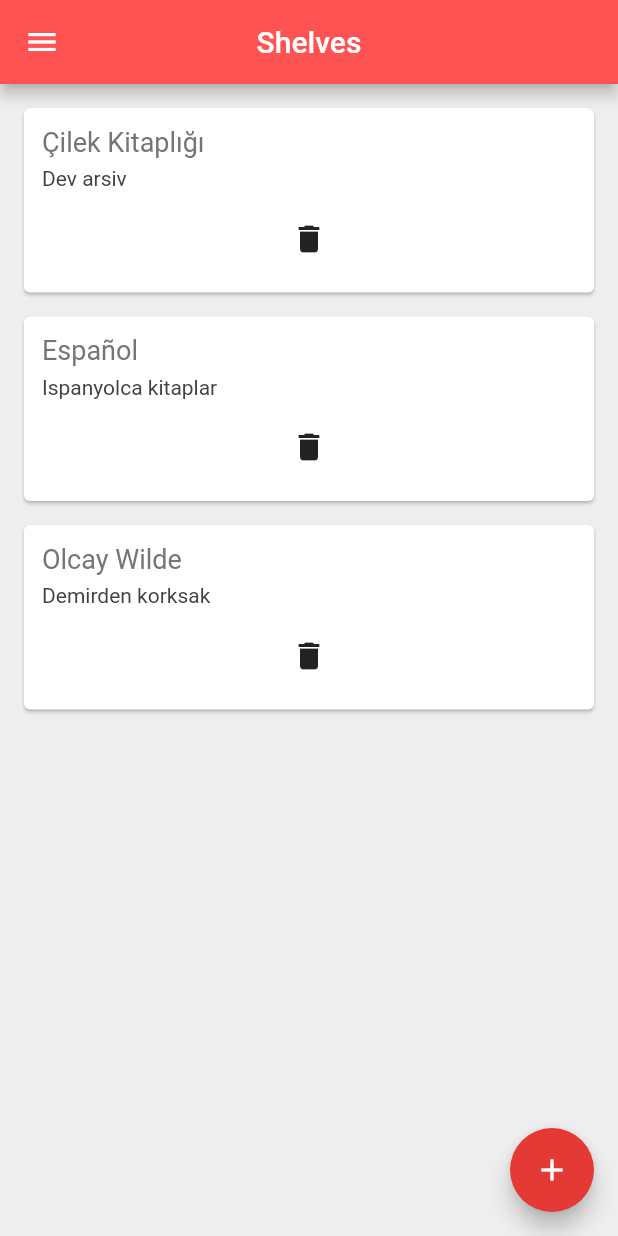
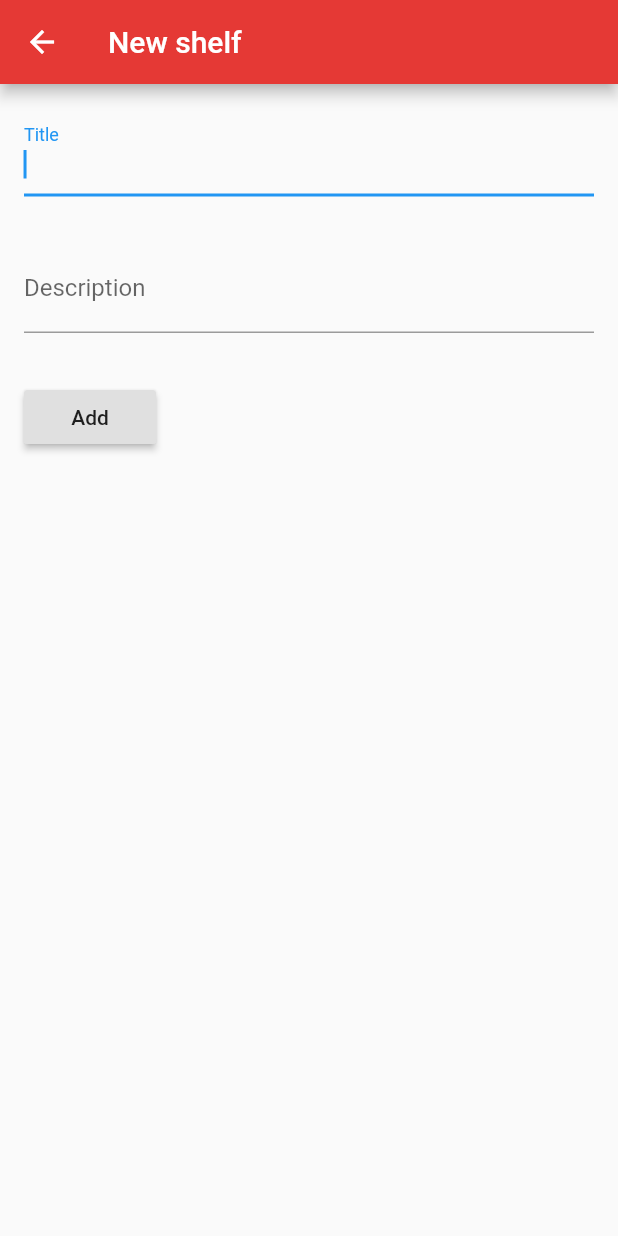
Before and after one commit to olcay/flutter_library, a Flutter app: the screen it shows after launch, after a tap on the "delete" icon, after a tap on the "add" icon, on a phone screen of 412 x 824 dp. Run offline on Flutter 3.47's test engine with Material 2 defaults, Android fonts, the phone set to English and light mode, and no system bars.

Commit message:
Add shelf

```diff
--- a/lib/book.dart
+++ b/lib/book.dart
@@ -1,7 +1,6 @@
 class Book {
+  String title;
+  String author;
 
-  String title;
-  String publisher;
-
-  Book({ this.title, this.publisher });
+  Book({this.title, this.author});
 }
--- a/lib/book_card.dart
+++ b/lib/book_card.dart
@@ -2,10 +2,10 @@ import 'package:flutter/material.dart';
 import 'book.dart';
 
 class BookCard extends StatelessWidget {
-
   final Book book;
   final Function delete;
-  BookCard({ this.book, this.delete });
+
+  BookCard({this.book, this.delete});
 
   @override
   Widget build(BuildContext context) {
@@ -25,7 +25,7 @@ class BookCard extends StatelessWidget {
               ),
               SizedBox(height: 6.0),
               Text(
-                book.publisher,
+                book.author,
                 style: TextStyle(
                   fontSize: 14.0,
                   color: Colors.grey[800],
@@ -39,7 +39,6 @@ class BookCard extends StatelessWidget {
               )
             ],
           ),
-        )
-    );
+        ));
   }
 }
--- a/lib/shelf_route.dart
+++ b/lib/book_list.dart
@@ -6,7 +6,7 @@ import 'book_card.dart';
 class BookList extends StatefulWidget {
   final Shelf shelf;
 
-  BookList({ this.shelf });
+  BookList({this.shelf});
 
   @override
   _BookListState createState() => _BookListState(shelf: shelf);
@@ -15,23 +15,26 @@ class BookList extends StatefulWidget {
 class _BookListState extends State<BookList> {
   final Shelf shelf;
 
-  _BookListState({ this.shelf });
+  _BookListState({this.shelf});
 
   @override
   Widget build(BuildContext context) {
     return Scaffold(
       appBar: AppBar(
         title: Text(shelf.title),
+        backgroundColor: Colors.red[600],
       ),
       body: ListView(
-        children: shelf.books.map((book) => BookCard(
+        children: shelf.books
+            .map((book) => BookCard(
                   book: book,
                   delete: () {
                     setState(() {
                       shelf.books.remove(book);
                     });
                   },
-        )).toList(),
+                ))
+            .toList(),
       ),
     );
   }
--- a/lib/main.dart
+++ b/lib/main.dart
@@ -1,12 +1,11 @@
 import 'package:flutter/material.dart';
-import 'package:kutuphane/shelf_route.dart';
+import 'package:kutuphane/book_list.dart';
+import 'package:kutuphane/shelf_add.dart';
 import 'book.dart';
 import 'shelf.dart';
 import 'shelf_card.dart';
 
-void main() => runApp(MaterialApp(
-    home: ShelfList()
-));
+void main() => runApp(MaterialApp(home: ShelfList()));
 
 class ShelfList extends StatefulWidget {
   @override
@@ -14,13 +13,15 @@ class ShelfList extends StatefulWidget {
 }
 
 class _ShelfListState extends State<ShelfList> {
-
   List<Shelf> shelves = [
-    Shelf(title: 'Discworld Series', description: 'Terry Pratchett`e saygiyla', books: [
-      Book(title:"The Colour Of Magic", publisher:"Terry Pratchett"),
-      Book(title:"Mort", publisher:"Terry Prachet"),
-      Book(title:"Equal Rites", publisher:"Terry Prachet"),
-      Book(title:"The Light Fantastic", publisher:"Terry Prachet"),
+    Shelf(
+        title: 'Discworld Series',
+        description: 'Terry Pratchett`e saygiyla',
+        books: [
+          Book(title: "The Colour Of Magic", author: "Terry Pratchett"),
+          Book(title: "Mort", author: "Terry Prachet"),
+          Book(title: "Equal Rites", author: "Terry Prachet"),
+          Book(title: "The Light Fantastic", author: "Terry Prachet"),
         ]),
     Shelf(title: 'Çilek Kitaplığı', description: 'Dev arsiv', books: []),
     Shelf(title: 'Español', description: 'Ispanyolca kitaplar', books: [])
@@ -33,11 +34,12 @@ class _ShelfListState extends State<ShelfList> {
       appBar: AppBar(
         title: Text('Shelves'),
         centerTitle: true,
-        backgroundColor: Colors.redAccent,
+        backgroundColor: Colors.orange[600],
       ),
       body: Builder(
           builder: (context) => ListView(
-          children: shelves.map((shelf) => ShelfCard(
+                children: shelves
+                    .map((shelf) => ShelfCard(
                         shelf: shelf,
                         delete: () {
                           setState(() {
@@ -53,31 +55,29 @@ class _ShelfListState extends State<ShelfList> {
                                   setState(() {
                                     shelves.add(shelf);
                                   });
-                    }
-                  ),
+                                }),
                           );
 
                           // Find the Scaffold in the widget tree and use
                           // it to show a SnackBar.
                           Scaffold.of(context).showSnackBar(snackBar);
                         },
-              detail: (){
+                        detail: () {
                           Navigator.push(
                             context,
-                  MaterialPageRoute(builder: (context) => BookList(shelf: shelf)),
+                            MaterialPageRoute(
+                                builder: (context) => BookList(shelf: shelf)),
                           );
-              }
-          )).toList(),
-        )
-      ),
+                        }))
+                    .toList(),
+              )),
       floatingActionButton: FloatingActionButton(
-        backgroundColor: Colors.red[600],
+        backgroundColor: Colors.orange[600],
         onPressed: () {
-          setState(() {
-            shelves.add(
-                Shelf(title: 'Olcay Wilde', description: 'Demirden korksak', books: [])
+          Navigator.push(
+            context,
+            MaterialPageRoute(builder: (context) => ShelfAdd(shelves: shelves)),
           );
-          });
         },
         child: Icon(Icons.add),
       ),
@@ -92,7 +92,7 @@ class _ShelfListState extends State<ShelfList> {
             DrawerHeader(
               child: Text('Drawer Header'),
               decoration: BoxDecoration(
-                color: Colors.blue,
+                color: Colors.orange[600],
               ),
             ),
             ListTile(
--- a/lib/shelf.dart
+++ b/lib/shelf.dart
@@ -1,11 +1,9 @@
 import 'book.dart';
 
 class Shelf {
-
   String title;
   String description;
   List<Book> books;
 
-  Shelf({ this.title, this.description, this.books });
-
+  Shelf({this.title, this.description, this.books});
 }
--- /dev/null
+++ b/lib/shelf_add.dart
@@ -0,0 +1,94 @@
+import 'package:flutter/cupertino.dart';
+import 'package:flutter/material.dart';
+import 'package:kutuphane/shelf.dart';
+
+class ShelfAdd extends StatefulWidget {
+  final List<Shelf> shelves;
+
+  ShelfAdd({this.shelves});
+
+  @override
+  _ShelfAddState createState() => _ShelfAddState(shelves: shelves);
+}
+
+// Create a corresponding State class.
+// This class holds data related to the form.
+class _ShelfAddState extends State<ShelfAdd> {
+  // Create a global key that uniquely identifies the Form widget
+  // and allows validation of the form.
+  //
+  // Note: This is a GlobalKey<FormState>,
+  // not a GlobalKey<MyCustomFormState>.
+  final _formKey = GlobalKey<FormState>();
+
+  final List<Shelf> shelves;
+
+  _ShelfAddState({this.shelves});
+
+  final titleFieldController = TextEditingController();
+  final descriptionFieldController = TextEditingController();
+
+  @override
+  Widget build(BuildContext context) {
+    // Build a Form widget using the _formKey created above.
+    return Scaffold(
+      appBar: AppBar(
+        title: Text('New shelf'),
+        backgroundColor: Colors.red[600],
+      ),
+      body: Form(
+        key: _formKey,
+        child: Column(
+          crossAxisAlignment: CrossAxisAlignment.start,
+          children: <Widget>[
+            Padding(
+              padding: const EdgeInsets.all(16.0),
+              child: TextFormField(
+                autofocus: true,
+                decoration: InputDecoration(labelText: "Title"),
+                controller: titleFieldController,
+                validator: (value) {
+                  if (value.isEmpty) {
+                    return 'Please enter a title';
+                  }
+                  return null;
+                },
+              ),
+            ),
+            Padding(
+              padding: const EdgeInsets.all(16.0),
+              child: TextFormField(
+                decoration: InputDecoration(labelText: 'Description'),
+                controller: descriptionFieldController,
+              ),
+            ),
+            Padding(
+              padding: const EdgeInsets.all(16.0),
+              child: RaisedButton(
+                onPressed: () {
+                  // Validate returns true if the form is valid, or false
+                  // otherwise.
+                  if (_formKey.currentState.validate()) {
+                    // If the form is valid, display a Snackbar.
+                    //Scaffold.of(context)
+                    //    .showSnackBar(SnackBar(content: Text('Processing Data')));
+
+                    setState(() {
+                      shelves.add(Shelf(
+                          title: titleFieldController.text,
+                          description: descriptionFieldController.text,
+                          books: []));
+                    });
+
+                    Navigator.pop(context);
+                  }
+                },
+                child: Text('Add'),
+              ),
+            ),
+          ],
+        ),
+      ),
+    );
+  }
+}
--- a/lib/shelf_card.dart
+++ b/lib/shelf_card.dart
@@ -2,19 +2,18 @@ import 'package:flutter/material.dart';
 import 'shelf.dart';
 
 class ShelfCard extends StatelessWidget {
-
   final Shelf shelf;
   final Function delete;
   final Function detail;
 
-  ShelfCard({ this.shelf, this.delete, this.detail });
+  ShelfCard({this.shelf, this.delete, this.detail});
 
   @override
   Widget build(BuildContext context) {
-    return GestureDetector(
+    return Card(
+        margin: const EdgeInsets.fromLTRB(16.0, 16.0, 16.0, 0),
+        child: InkWell(
             onTap: detail,
-        child: Card(
-        margin: const EdgeInsets.fromLTRB(16.0, 16.0, 16.0, 0),
             child: Padding(
               padding: const EdgeInsets.all(12.0),
               child: Column(
@@ -40,11 +39,8 @@ class ShelfCard extends StatelessWidget {
                     onPressed: delete,
                     icon: Icon(Icons.delete),
                   ),
-
                 ],
               ),
-        )
-        )
-    );
+            )));
   }
 }
```
Lines whose indentation alone changed are shown as unchanged.
